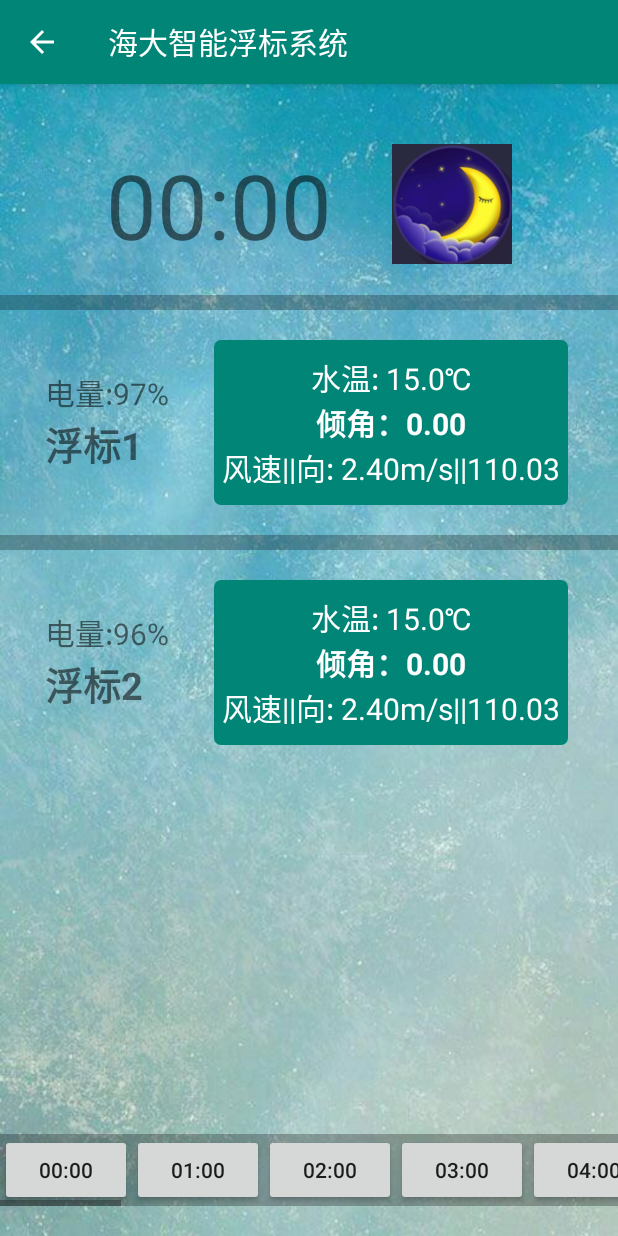
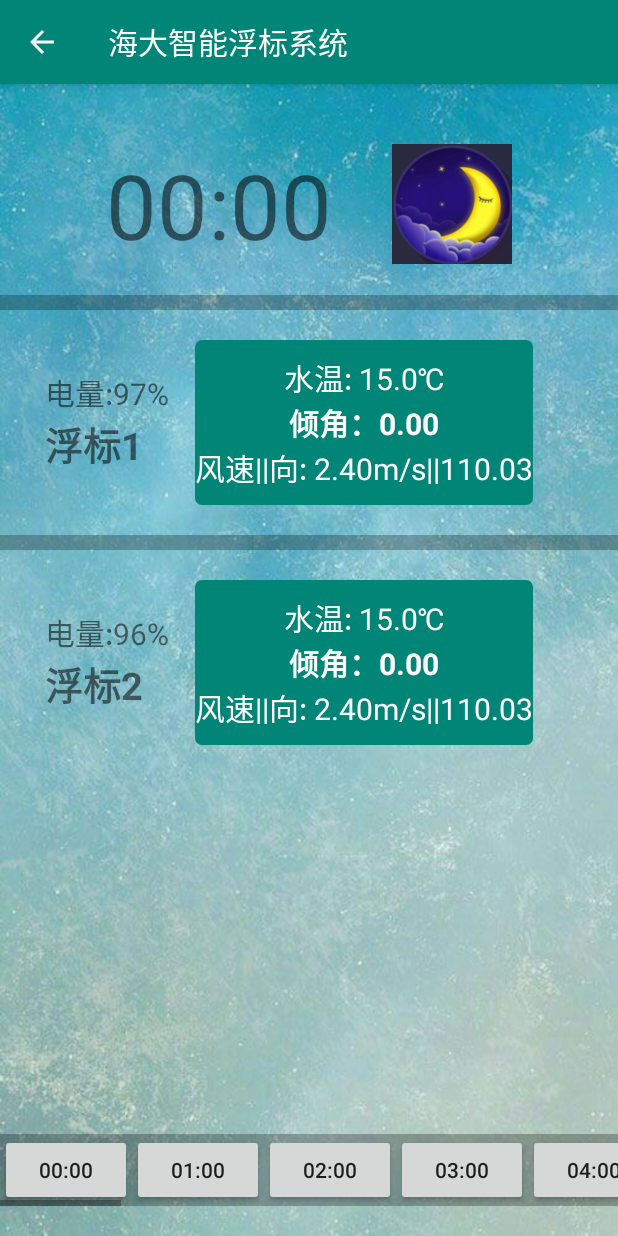
Before and after one commit to zhengjiandao/BuoySystem, an Android app: the BuoyActivity screen opened directly, with no data from a screen before it, on a phone screen of 412 x 824 dp. Run offline under Robolectric (Android 15) with nearby library versions, the light colour scheme and no system bars.

Commit message:
进一步优化数据显示界面布局

```diff
--- a/app/src/main/res/layout/activity_buoy.xml
+++ b/app/src/main/res/layout/activity_buoy.xml
@@ -4,6 +4,7 @@
     xmlns:tools="http://schemas.android.com/tools"
     android:layout_width="match_parent"
     android:layout_height="match_parent"
+    android:orientation="vertical"
     android:background="@drawable/bilv"
     tools:context=".BuoyActivity">
 
@@ -42,7 +43,7 @@
         android:layout_height="10dp"
         android:background="#4000"/>
 
-    <LinearLayout
+    <RelativeLayout
         android:id="@+id/linear2"
         android:orientation="horizontal"
         android:layout_below="@+id/view1"
@@ -64,6 +65,7 @@
                 android:gravity="center"
                 android:textSize="20sp"/>
             <TextView
+                android:id="@+id/linear2_1_2"
                 android:layout_width="wrap_content"
                 android:layout_height="wrap_content"
                 android:layout_marginBottom="10dp"
@@ -78,9 +80,8 @@
             android:id="@+id/linear2_2"
             android:layout_width="wrap_content"
             android:layout_height="wrap_content"
-            android:layout_alignTop="@+id/linear2_1"
-            android:layout_marginLeft="30dp"
-            android:layout_toRightOf="@id/linear2_1"
+            android:layout_marginLeft="100dp"
+            android:layout_marginRight="20dp"
             android:gravity="center"
             android:background="@drawable/text_view_border"
             android:backgroundTint="@color/colorPrimary"
@@ -105,12 +106,10 @@
                 android:layout_width="wrap_content"
                 android:layout_height="wrap_content"
                 android:layout_marginBottom="10dp"
-                android:layout_marginRight="5dp"
-                android:layout_marginLeft="5dp"
                 android:textSize="20sp"
                 android:textColor="#ffff"/>
         </LinearLayout>
-    </LinearLayout>
+    </RelativeLayout>
 
     <ImageView
         android:id="@+id/view2"
@@ -120,14 +119,15 @@
         android:layout_marginTop="20dp"
         android:background="#4000"/>
 
-    <LinearLayout
+    <RelativeLayout
         android:id="@+id/linear3"
         android:orientation="horizontal"
         android:layout_width="match_parent"
         android:layout_height="wrap_content"
         android:layout_below="@+id/view2"
         android:layout_marginTop="20dp"
-        android:layout_alignLeft="@id/linear2">
+        android:layout_alignLeft="@id/linear2"
+        android:layout_alignRight="@+id/linear2">
 
         <LinearLayout
             android:id="@+id/linear3_1"
@@ -143,6 +143,7 @@
                 android:gravity="center"
                 android:textSize="20sp"/>
             <TextView
+                android:id="@+id/linear3_1_2"
                 android:layout_width="wrap_content"
                 android:layout_height="wrap_content"
                 android:layout_marginBottom="10dp"
@@ -157,9 +158,8 @@
             android:id="@+id/linear3_2"
             android:layout_width="wrap_content"
             android:layout_height="wrap_content"
-            android:layout_alignTop="@+id/linear3_1"
-            android:layout_marginLeft="30dp"
-            android:layout_toRightOf="@id/linear3_1"
+            android:layout_marginLeft="100dp"
+            android:layout_marginRight="20dp"
             android:gravity="center"
             android:background="@drawable/text_view_border"
             android:backgroundTint="@color/colorPrimary"
@@ -184,12 +184,10 @@
                 android:layout_width="wrap_content"
                 android:layout_height="wrap_content"
                 android:layout_marginBottom="10dp"
-                android:layout_marginRight="5dp"
-                android:layout_marginLeft="5dp"
                 android:textSize="20sp"
                 android:textColor="#ffff"/>
         </LinearLayout>
-    </LinearLayout>
+    </RelativeLayout>
     <HorizontalScrollView
         android:layout_width="match_parent"
         android:layout_height="wrap_content"
```
